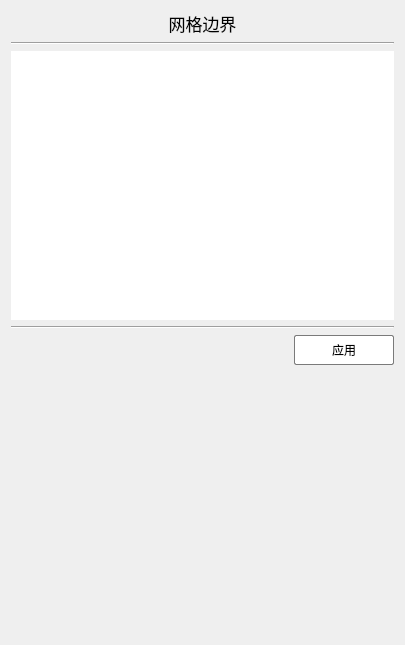
This is src/FormMesh.ui in Aiopr-bits/MAVES as Qt 5 draws it before an edit. The edited form follows.
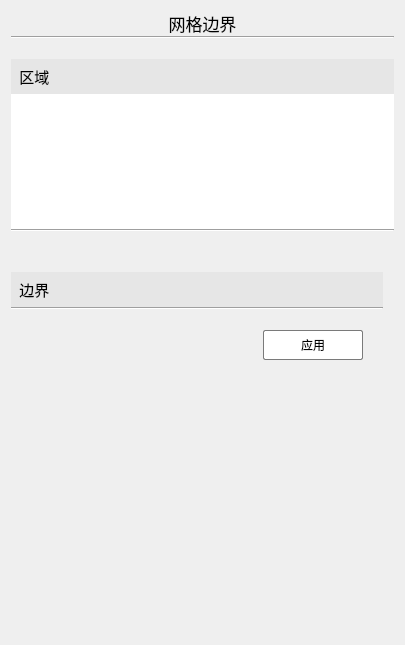
This is the edited form.

Patch:
```diff
--- a/src/FormMesh.ui
+++ b/src/FormMesh.ui
@@ -13,8 +13,13 @@
   <property name="windowTitle">
    <string>FormMesh</string>
   </property>
-  <layout class="QGridLayout" name="gridLayout">
+  <layout class="QGridLayout" name="gridLayout_2">
    <item row="0" column="0">
+    <layout class="QVBoxLayout" name="verticalLayout_2">
+     <property name="spacing">
+      <number>0</number>
+     </property>
+     <item>
     <widget class="QLabel" name="label">
      <property name="font">
       <font>
@@ -29,66 +34,59 @@
      </property>
     </widget>
    </item>
-   <item row="4" column="0">
-    <layout class="QHBoxLayout" name="horizontalLayout">
      <item>
-      <spacer name="horizontalSpacer">
+      <widget class="Line" name="line">
        <property name="orientation">
         <enum>Qt::Horizontal</enum>
+       </property>
+      </widget>
+     </item>
+     <item>
+      <spacer name="verticalSpacer_3">
+       <property name="orientation">
+        <enum>Qt::Vertical</enum>
+       </property>
+       <property name="sizeType">
+        <enum>QSizePolicy::Fixed</enum>
        </property>
        <property name="sizeHint" stdset="0">
         <size>
-         <width>40</width>
+         <width>20</width>
          <height>20</height>
         </size>
        </property>
       </spacer>
      </item>
      <item>
-      <widget class="QPushButton" name="pushButton">
+      <widget class="QLabel" name="label_2">
        <property name="minimumSize">
         <size>
-         <width>100</width>
-         <height>30</height>
+         <width>0</width>
+         <height>35</height>
         </size>
        </property>
        <property name="maximumSize">
         <size>
-         <width>100</width>
-         <height>30</height>
+         <width>16777215</width>
+         <height>35</height>
         </size>
        </property>
+       <property name="font">
+        <font>
+         <pointsize>11</pointsize>
+        </font>
+       </property>
        <property name="styleSheet">
-        <string notr="true">QPushButton {
-    background-color: rgb(255, 255, 255); /* 背景色 */
-    border: 1px solid rgb(122, 122, 122); /* 边框色 */
-    border-radius: 2px; /* 圆润边框 */
-}
-
-QPushButton:hover {
-    background-color: rgb(242, 242, 242); /* 鼠标悬浮背景色 */
-}
-
-QPushButton:pressed {
-    background-color: rgb(235, 235, 235); /* 鼠标点击背景色 */
-}
-</string>
+        <string notr="true">QLabel {
+    background-color: rgb(230, 230, 230);
+}</string>
        </property>
        <property name="text">
-        <string>应用</string>
+        <string>  区域</string>
        </property>
       </widget>
      </item>
-    </layout>
-   </item>
-   <item row="3" column="0">
-    <widget class="Line" name="line_2">
-     <property name="orientation">
-      <enum>Qt::Horizontal</enum>
-     </property>
-    </widget>
-   </item>
-   <item row="2" column="0">
+     <item>
     <widget class="QListView" name="listView">
      <property name="focusPolicy">
       <enum>Qt::NoFocus</enum>
@@ -157,14 +155,182 @@
      </property>
     </widget>
    </item>
+     <item>
+      <widget class="Line" name="line_4">
+       <property name="orientation">
+        <enum>Qt::Horizontal</enum>
+       </property>
+      </widget>
+     </item>
+     <item>
+      <spacer name="verticalSpacer_2">
+       <property name="orientation">
+        <enum>Qt::Vertical</enum>
+       </property>
+       <property name="sizeType">
+        <enum>QSizePolicy::Fixed</enum>
+       </property>
+       <property name="sizeHint" stdset="0">
+        <size>
+         <width>17</width>
+         <height>40</height>
+        </size>
+       </property>
+      </spacer>
+     </item>
+     <item>
+      <widget class="QWidget" name="widget" native="true">
+       <layout class="QGridLayout" name="gridLayout">
+        <property name="leftMargin">
+         <number>0</number>
+        </property>
+        <property name="topMargin">
+         <number>0</number>
+        </property>
+        <item row="0" column="0">
+         <layout class="QVBoxLayout" name="verticalLayout">
+          <property name="spacing">
+           <number>0</number>
+          </property>
+          <item>
+           <widget class="QLabel" name="label_3">
+            <property name="minimumSize">
+             <size>
+              <width>0</width>
+              <height>35</height>
+             </size>
+            </property>
+            <property name="maximumSize">
+             <size>
+              <width>16777215</width>
+              <height>35</height>
+             </size>
+            </property>
+            <property name="font">
+             <font>
+              <pointsize>11</pointsize>
+             </font>
+            </property>
+            <property name="styleSheet">
+             <string notr="true">QLabel {
+    background-color: rgb(230, 230, 230);
+}</string>
+            </property>
+            <property name="text">
+             <string>  边界</string>
+            </property>
+           </widget>
+          </item>
+          <item>
+           <widget class="Line" name="line_2">
+            <property name="orientation">
+             <enum>Qt::Horizontal</enum>
+            </property>
+           </widget>
+          </item>
+          <item>
+           <spacer name="verticalSpacer_5">
+            <property name="orientation">
+             <enum>Qt::Vertical</enum>
+            </property>
+            <property name="sizeType">
+             <enum>QSizePolicy::Fixed</enum>
+            </property>
+            <property name="sizeHint" stdset="0">
+             <size>
+              <width>20</width>
+              <height>20</height>
+             </size>
+            </property>
+           </spacer>
+          </item>
+          <item>
+           <layout class="QHBoxLayout" name="horizontalLayout">
+            <item>
+             <spacer name="horizontalSpacer">
+              <property name="orientation">
+               <enum>Qt::Horizontal</enum>
+              </property>
+              <property name="sizeHint" stdset="0">
+               <size>
+                <width>40</width>
+                <height>20</height>
+               </size>
+              </property>
+             </spacer>
+            </item>
+            <item>
+             <widget class="QPushButton" name="pushButton">
+              <property name="minimumSize">
+               <size>
+                <width>100</width>
+                <height>30</height>
+               </size>
+              </property>
+              <property name="maximumSize">
+               <size>
+                <width>100</width>
+                <height>30</height>
+               </size>
+              </property>
+              <property name="styleSheet">
+               <string notr="true">QPushButton {
+    background-color: rgb(255, 255, 255); /* 背景色 */
+    border: 1px solid rgb(122, 122, 122); /* 边框色 */
+    border-radius: 2px; /* 圆润边框 */
+}
+
+QPushButton:hover {
+    background-color: rgb(242, 242, 242); /* 鼠标悬浮背景色 */
+}
+
+QPushButton:pressed {
+    background-color: rgb(235, 235, 235); /* 鼠标点击背景色 */
+}
+</string>
+              </property>
+              <property name="text">
+               <string>应用</string>
+              </property>
+             </widget>
+            </item>
+            <item>
+             <spacer name="horizontalSpacer_2">
+              <property name="orientation">
+               <enum>Qt::Horizontal</enum>
+              </property>
+              <property name="sizeType">
+               <enum>QSizePolicy::Fixed</enum>
+              </property>
+              <property name="sizeHint" stdset="0">
+               <size>
+                <width>20</width>
+                <height>20</height>
+               </size>
+              </property>
+             </spacer>
+            </item>
+           </layout>
+          </item>
+         </layout>
+        </item>
    <item row="1" column="0">
-    <widget class="Line" name="line">
+         <spacer name="verticalSpacer_4">
      <property name="orientation">
-      <enum>Qt::Horizontal</enum>
-     </property>
-    </widget>
-   </item>
-   <item row="5" column="0">
+           <enum>Qt::Vertical</enum>
+          </property>
+          <property name="sizeHint" stdset="0">
+           <size>
+            <width>20</width>
+            <height>189</height>
+           </size>
+          </property>
+         </spacer>
+        </item>
+       </layout>
+      </widget>
+     </item>
+     <item>
     <spacer name="verticalSpacer">
      <property name="orientation">
       <enum>Qt::Vertical</enum>
@@ -176,6 +342,8 @@
       </size>
      </property>
     </spacer>
+     </item>
+    </layout>
    </item>
   </layout>
  </widget>
```
Lines whose indentation alone changed are shown as unchanged.
